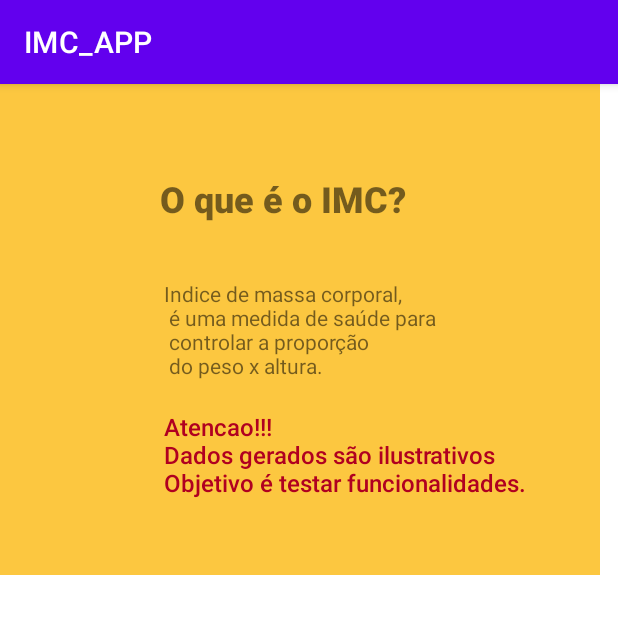
After one commit to alexandrestefani/IMC_APP, an Android app: the fragment FragmentoMain shown on its own in the app's theme, on a phone screen of 412 x 824 dp, the top half of it. The commit adds this screen. Run offline under Robolectric (Android 15) with nearby library versions, the phone set to English and light mode, and no system bars.

Commit message:
Melhorias no projeto
Inclusão de fragmentos. Usei esse projeto para incluir os primeiros estudos de fragmentos apreendidos.

```diff
--- /dev/null
+++ b/app/src/main/java/com/alexandrestefani/imc_app/FragmentoMain.kt
@@ -0,0 +1,59 @@
+package com.alexandrestefani.imc_app
+
+import android.os.Bundle
+import androidx.fragment.app.Fragment
+import android.view.LayoutInflater
+import android.view.View
+import android.view.ViewGroup
+
+// TODO: Rename parameter arguments, choose names that match
+// the fragment initialization parameters, e.g. ARG_ITEM_NUMBER
+private const val ARG_PARAM1 = "param1"
+private const val ARG_PARAM2 = "param2"
+
+/**
+ * A simple [Fragment] subclass.
+ * Use the [FragmentoMain.newInstance] factory method to
+ * create an instance of this fragment.
+ */
+class FragmentoMain : Fragment() {
+    // TODO: Rename and change types of parameters
+    private var param1: String? = null
+    private var param2: String? = null
+
+    override fun onCreate(savedInstanceState: Bundle?) {
+        super.onCreate(savedInstanceState)
+        arguments?.let {
+            param1 = it.getString(ARG_PARAM1)
+            param2 = it.getString(ARG_PARAM2)
+        }
+    }
+
+    override fun onCreateView(
+        inflater: LayoutInflater, container: ViewGroup?,
+        savedInstanceState: Bundle?
+    ): View? {
+        // Inflate the layout for this fragment
+        return inflater.inflate(R.layout.fragment_fragmentomain, container, false)
+    }
+
+    companion object {
+        /**
+         * Use this factory method to create a new instance of
+         * this fragment using the provided parameters.
+         *
+         * @param param1 Parameter 1.
+         * @param param2 Parameter 2.
+         * @return A new instance of fragment FragmentoMain.
+         */
+        // TODO: Rename and change types and number of parameters
+        @JvmStatic
+        fun newInstance(param1: String, param2: String) =
+            FragmentoMain().apply {
+                arguments = Bundle().apply {
+                    putString(ARG_PARAM1, param1)
+                    putString(ARG_PARAM2, param2)
+                }
+            }
+    }
+}
--- /dev/null
+++ b/app/src/main/res/drawable/ic_back.xml
@@ -0,0 +1,6 @@
+<vector android:alpha="0.89" android:autoMirrored="true"
+    android:height="24dp" android:tint="#000000"
+    android:viewportHeight="24" android:viewportWidth="24"
+    android:width="24dp" xmlns:android="http://schemas.android.com/apk/res/android">
+    <path android:fillColor="@android:color/white" android:pathData="M11.67,3.87L9.9,2.1 0,12l9.9,9.9 1.77,-1.77L3.54,12z"/>
+</vector>
--- /dev/null
+++ b/app/src/main/res/drawable/ic_close.xml
@@ -0,0 +1,5 @@
+<vector android:alpha="0.89" android:height="24dp"
+    android:tint="#000000" android:viewportHeight="24"
+    android:viewportWidth="24" android:width="24dp" xmlns:android="http://schemas.android.com/apk/res/android">
+    <path android:fillColor="@android:color/white" android:pathData="M19,6.41L17.59,5 12,10.59 6.41,5 5,6.41 10.59,12 5,17.59 6.41,19 12,13.41 17.59,19 19,17.59 13.41,12z"/>
+</vector>
--- /dev/null
+++ b/app/src/main/res/drawable/proximo.xml
@@ -0,0 +1,6 @@
+<vector android:alpha="0.7" android:autoMirrored="true"
+    android:height="24dp" android:tint="#000000"
+    android:viewportHeight="24" android:viewportWidth="24"
+    android:width="24dp" xmlns:android="http://schemas.android.com/apk/res/android">
+    <path android:fillColor="@android:color/white" android:pathData="M10,6L8.59,7.41 13.17,12l-4.58,4.59L10,18l6,-6z"/>
+</vector>
--- /dev/null
+++ b/app/src/main/res/layout/fragment_fragmentomain.xml
@@ -0,0 +1,47 @@
+<?xml version="1.0" encoding="utf-8"?>
+<androidx.constraintlayout.widget.ConstraintLayout xmlns:android="http://schemas.android.com/apk/res/android"
+    xmlns:app="http://schemas.android.com/apk/res-auto"
+    xmlns:tools="http://schemas.android.com/tools"
+    android:layout_width="400dp"
+    android:layout_height="327dp"
+    android:background="#FCC740"
+    tools:context=".FragmentoMain">
+
+    <!-- TODO: Update blank fragment layout -->
+
+    <TextView
+        android:id="@+id/textView2"
+        android:layout_width="wrap_content"
+        android:layout_height="wrap_content"
+        android:layout_marginTop="60dp"
+        android:fontFamily="sans-serif-black"
+        android:text="@string/screem1_explicação_titulo"
+        android:textSize="24sp"
+        app:layout_constraintEnd_toEndOf="parent"
+        app:layout_constraintHorizontal_bias="0.451"
+        app:layout_constraintStart_toStartOf="parent"
+        app:layout_constraintTop_toTopOf="parent" />
+
+    <TextView
+        android:id="@+id/textView3"
+        android:layout_width="wrap_content"
+        android:layout_height="wrap_content"
+        android:text="@string/screem1_explicação_corpo"
+        app:layout_constraintBottom_toBottomOf="parent"
+        app:layout_constraintEnd_toEndOf="parent"
+        app:layout_constraintStart_toStartOf="parent"
+        app:layout_constraintTop_toTopOf="parent" />
+
+    <TextView
+        android:id="@+id/textView"
+        android:layout_width="wrap_content"
+        android:layout_height="wrap_content"
+        android:layout_marginTop="20dp"
+        android:fontFamily="sans-serif-medium"
+        android:text="@string/atencao"
+        android:textColor="@color/design_default_color_error"
+        android:textSize="16sp"
+        app:layout_constraintStart_toStartOf="@+id/textView3"
+        app:layout_constraintTop_toBottomOf="@+id/textView3" />
+
+</androidx.constraintlayout.widget.ConstraintLayout>
--- a/app/src/main/res/values/strings.xml
+++ b/app/src/main/res/values/strings.xml
@@ -5,6 +5,20 @@
     <string name="screem1_height">Informe sua altura. Ex: 1.78</string>
     <string name="screem1_button">Calcular</string>
     <string name="screem2_text1">O seu IMC é:</string>
+    <string name="screem1_explicação_titulo">O que é o IMC?</string>
+    <string name="screem1_explicação_corpo">Indice de massa corporal,\n é uma medida de saúde para\n controlar a proporção\n do peso x altura.</string>
+    <string name="atencao">Atencao!!!\nDados gerados são ilustrativos\nObjetivo é testar funcionalidades.\n</string>
+    <string name="muitomagrotitulo">Muito Magro</string>
+    <string name="muitomagrodescricao">IMC abaixo de 18.5</string>
+    <string name="normaltitulo">Normal desejavel</string>
+    <string name="normaldescricao">IMC de 18.5 a 24.9</string>
+    <string name="sobrepesotitulo">Sobrepeso</string>
+    <string name="sobrepesodescricao">IMC de 24.9 a 30</string>
+    <string name="obesidadetitulo">Obesidade</string>
+    <string name="obesidadedescricao">IMC maior que 30</string>
+
+    <!-- TODO: Remove or change this placeholder text -->
+    <string name="hello_blank_fragment">Hello blank fragment</string>
 
 
 </resources>
```
Also changed, not shown: app/src/main/java/com/alexandrestefani/imc_app/MainActivity.kt (+57 -3 lines), app/src/main/java/com/alexandrestefani/imc_app/MainActivity2.kt (+8 -0 lines), app/src/main/java/com/alexandrestefani/imc_app/MuitomagroFragment.kt (added, +59 -0 lines), app/src/main/java/com/alexandrestefani/imc_app/NormalFragment.kt (added, +59 -0 lines), app/src/main/java/com/alexandrestefani/imc_app/ObesidadeFragment.kt (added, +59 -0 lines), app/src/main/java/com/alexandrestefani/imc_app/SobrepesoFragment.kt (added, +59 -0 lines), app/src/main/res/layout/activity_main.xml (+48 -17 lines), app/src/main/res/layout/activity_main2.xml (+14 -2 lines), app/src/main/res/layout/fragment_muitomagro.xml (added, +37 -0 lines), app/src/main/res/layout/fragment_normal.xml (added, +37 -0 lines), app/src/main/res/layout/fragment_obesidade.xml (added, +37 -0 lines), app/src/main/res/layout/fragment_sobrepeso.xml (added, +37 -0 lines), app/src/main/res/font/courgette.ttf (added), app/src/main/res/font/dm_sans.ttf (added).
